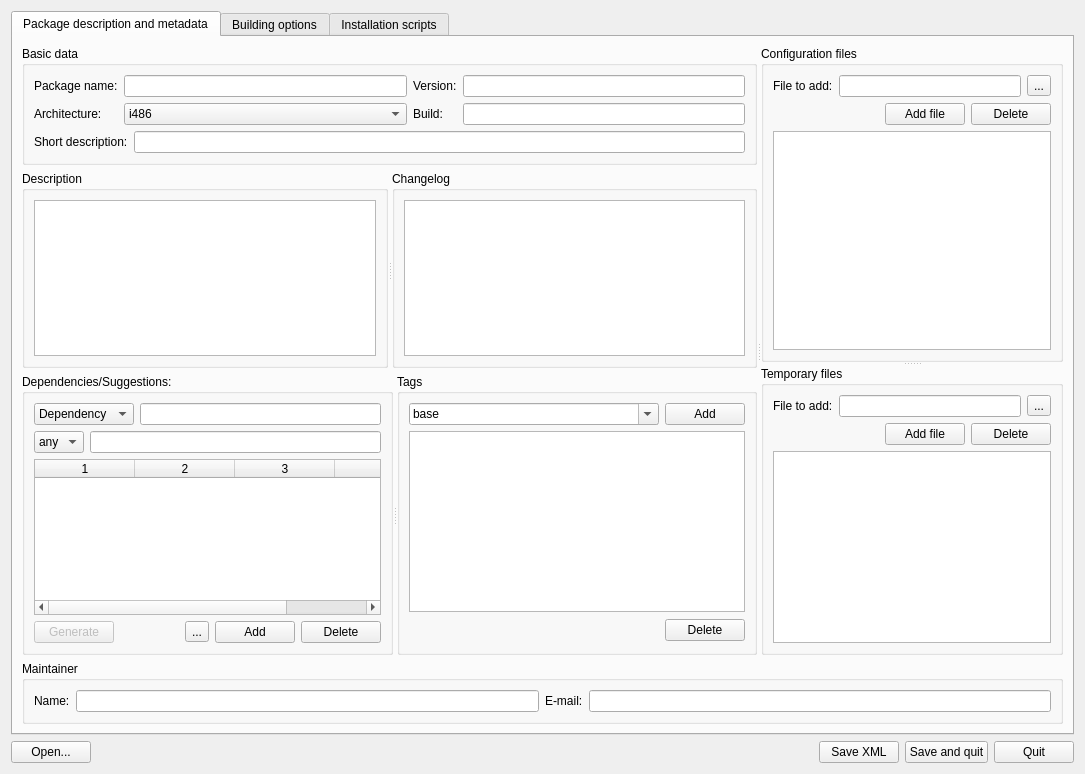
The window that mpkg/packagebuilder/package_builder.ui (BackupTheBerlios/mops) describes before a commit, drawn with Qt 5.
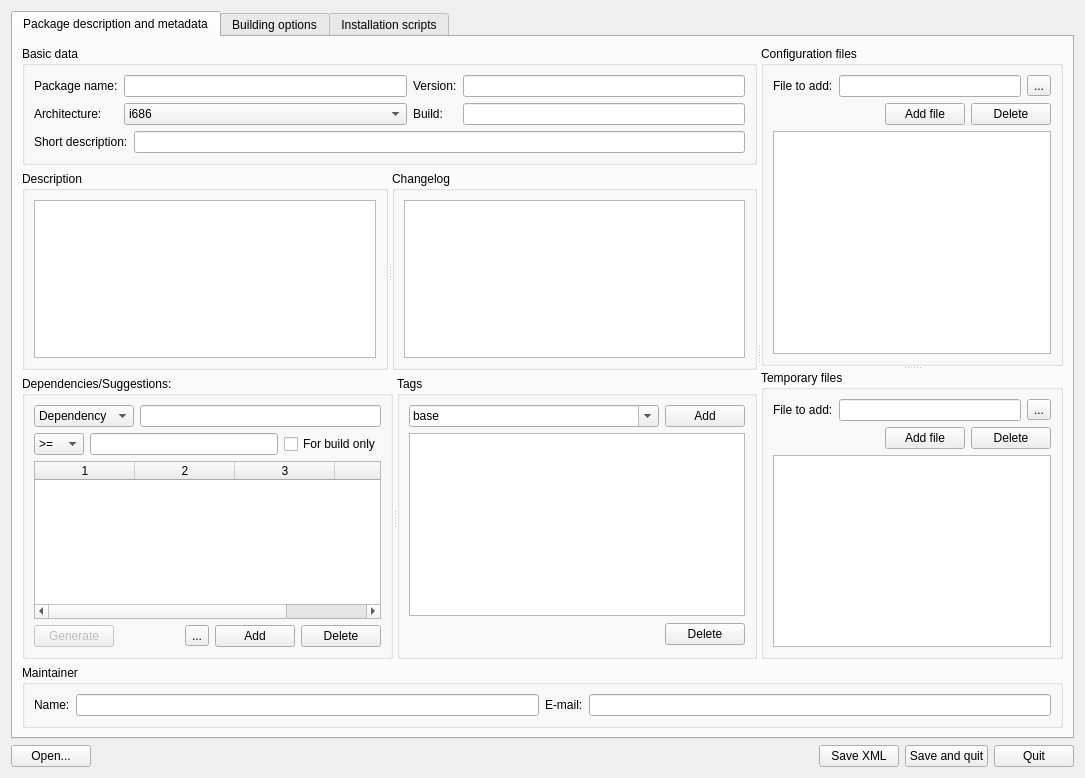
The same window after the commit. Icons and pictures are not drawn.

Commit message: UI in packagebuilder almost finished

Diff of the .ui file:
```diff
--- a/mpkg/packagebuilder/package_builder.ui
+++ b/mpkg/packagebuilder/package_builder.ui
@@ -6,7 +6,7 @@
     <x>0</x>
     <y>0</y>
     <width>1085</width>
-    <height>774</height>
+    <height>778</height>
    </rect>
   </property>
   <property name="windowTitle" >
@@ -128,6 +128,14 @@
                 </item>
                 <item row="1" column="1" >
                  <widget class="QComboBox" name="ArchComboBox" >
+                  <property name="currentIndex" >
+                   <number>3</number>
+                  </property>
+                  <item>
+                   <property name="text" >
+                    <string>i386</string>
+                   </property>
+                  </item>
                   <item>
                    <property name="text" >
                     <string>i486</string>
@@ -281,42 +289,30 @@
                <string>Dependencies/Suggestions:</string>
               </property>
               <layout class="QVBoxLayout" >
-               <property name="spacing" >
-                <number>6</number>
-               </property>
-               <property name="leftMargin" >
-                <number>9</number>
-               </property>
-               <property name="topMargin" >
-                <number>9</number>
-               </property>
-               <property name="rightMargin" >
-                <number>9</number>
-               </property>
-               <property name="bottomMargin" >
-                <number>9</number>
-               </property>
                <item>
-                <layout class="QGridLayout" >
-                 <property name="leftMargin" >
-                  <number>0</number>
-                 </property>
-                 <property name="topMargin" >
-                  <number>0</number>
-                 </property>
-                 <property name="rightMargin" >
-                  <number>0</number>
-                 </property>
-                 <property name="bottomMargin" >
-                  <number>0</number>
-                 </property>
-                 <property name="horizontalSpacing" >
-                  <number>6</number>
-                 </property>
-                 <property name="verticalSpacing" >
-                  <number>6</number>
-                 </property>
-                 <item row="1" column="0" >
+                <layout class="QHBoxLayout" >
+                 <item>
+                  <widget class="QComboBox" name="DepSuggestComboBox" >
+                   <item>
+                    <property name="text" >
+                     <string>Dependency</string>
+                    </property>
+                   </item>
+                   <item>
+                    <property name="text" >
+                     <string>Suggestion</string>
+                    </property>
+                   </item>
+                  </widget>
+                 </item>
+                 <item>
+                  <widget class="QLineEdit" name="DepNameEdit" />
+                 </item>
+                </layout>
+               </item>
+               <item>
+                <layout class="QHBoxLayout" >
+                 <item>
                   <widget class="QComboBox" name="DepConditionComboBox" >
                    <property name="minimumSize" >
                     <size>
@@ -324,6 +320,9 @@
                      <height>0</height>
                     </size>
                    </property>
+                   <property name="currentIndex" >
+                    <number>1</number>
+                   </property>
                    <item>
                     <property name="text" >
                      <string>any</string>
@@ -356,25 +355,15 @@
                    </item>
                   </widget>
                  </item>
-                 <item row="0" column="0" colspan="2" >
-                  <widget class="QComboBox" name="DepSuggestComboBox" >
-                   <item>
-                    <property name="text" >
-                     <string>Dependency</string>
-                    </property>
-                   </item>
-                   <item>
-                    <property name="text" >
-                     <string>Suggestion</string>
-                    </property>
-                   </item>
-                  </widget>
-                 </item>
-                 <item row="1" column="1" colspan="2" >
+                 <item>
                   <widget class="QLineEdit" name="DepVersionEdit" />
                  </item>
-                 <item row="0" column="2" >
-                  <widget class="QLineEdit" name="DepNameEdit" />
+                 <item>
+                  <widget class="QCheckBox" name="buildDependencyCheckBox" >
+                   <property name="text" >
+                    <string>For build only</string>
+                   </property>
+                  </widget>
                  </item>
                 </layout>
                </item>
```
Left out of the diff: 99 changed lines with no effect on the pictures. The commit also changes 2 other files.
